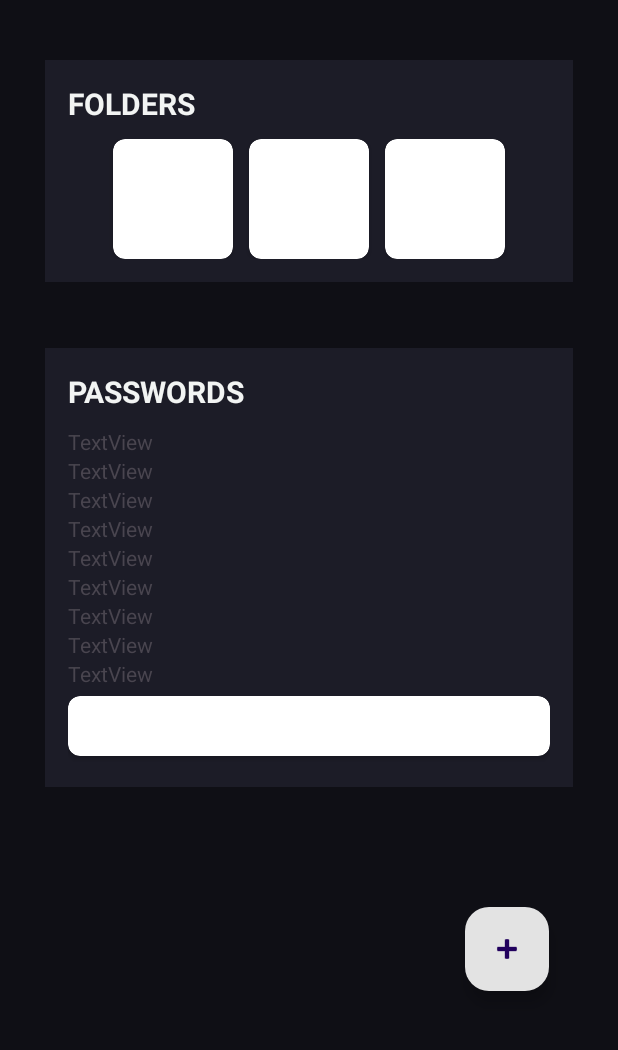
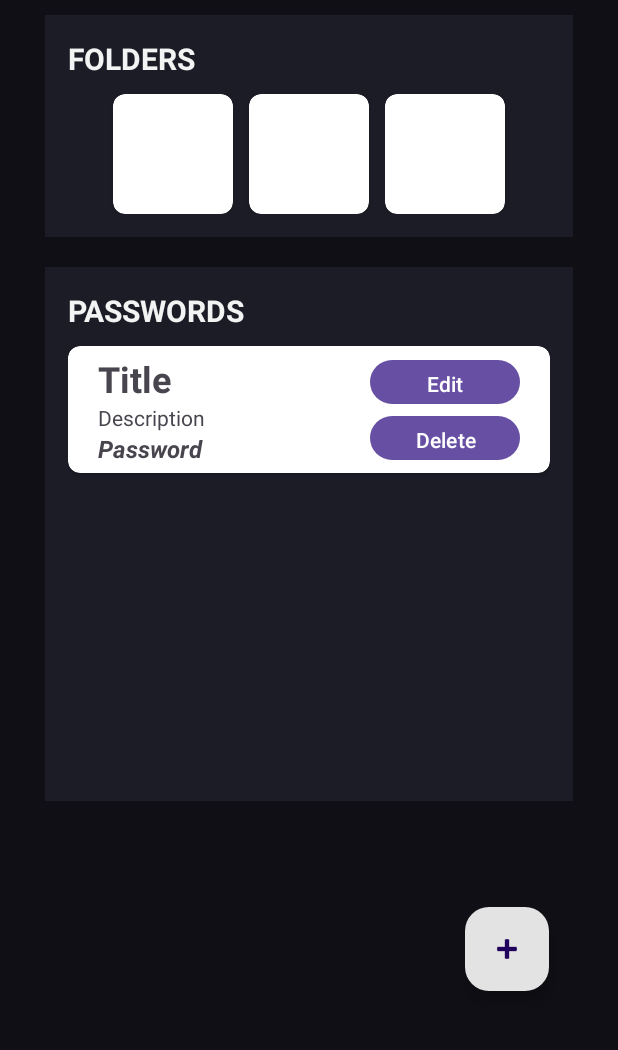
Before and after one commit to css-enjoyer/MP_Password-Manager, an Android app: the layout activity_main.xml on its own in the app's theme, with its tools: preview values and no code run, on a phone screen of 412 x 824 dp, the part 176-1226 px from its top. Run offline under Robolectric (Android 15) with nearby library versions, the phone set to English and light mode, and no system bars.

Commit message:
Add edit and delete buttons for password items

```diff
--- a/app/src/main/res/layout/activity_main.xml
+++ b/app/src/main/res/layout/activity_main.xml
@@ -31,7 +31,7 @@
         android:id="@+id/foldersLayout"
         android:layout_width="match_parent"
         android:layout_height="wrap_content"
-        android:layout_marginTop="40dp"
+        android:layout_marginTop="10dp"
         android:background="#1C1C27"
         android:gravity="center"
         android:orientation="vertical"
@@ -86,7 +86,7 @@
         android:id="@+id/passwordsLayout"
         android:layout_width="match_parent"
         android:layout_height="wrap_content"
-        android:layout_marginTop="44dp"
+        android:layout_marginTop="20dp"
         android:background="#1C1C27"
         android:gravity="center"
         android:orientation="vertical"
@@ -112,13 +112,6 @@
             android:orientation="vertical"
             app:layoutManager="androidx.recyclerview.widget.LinearLayoutManager"
             tools:listitem="@layout/password_layout"/>
-        <androidx.cardview.widget.CardView
-            android:layout_width="match_parent"
-            android:layout_height="40dp"
-            android:layout_marginTop="5dp"
-            android:layout_marginBottom="5dp"
-            android:background="#E3E3E3"
-            app:cardCornerRadius="8dp"/>
     </LinearLayout>
 
     <com.google.android.material.floatingactionbutton.FloatingActionButton
--- a/app/src/main/res/layout/password_layout.xml
+++ b/app/src/main/res/layout/password_layout.xml
@@ -1,27 +1,76 @@
 <?xml version="1.0" encoding="utf-8"?>
 <LinearLayout xmlns:android="http://schemas.android.com/apk/res/android"
     xmlns:app="http://schemas.android.com/apk/res-auto"
-    android:layout_width="wrap_content"
-    android:layout_height="wrap_content"
+    android:layout_width="match_parent"
+    android:layout_height="match_parent"
+    android:layout_marginBottom="6dp"
     android:orientation="vertical">
 
+    <androidx.cardview.widget.CardView
+        android:layout_width="match_parent"
+        android:layout_height="wrap_content"
+        android:layout_marginBottom="5dp"
+        android:background="#E3E3E3"
+        app:cardCornerRadius="8dp">
+
+        <LinearLayout
+            android:layout_width="match_parent"
+            android:layout_height="match_parent"
+            android:gravity="center_horizontal|center_vertical"
+            android:paddingLeft="20dp"
+            android:paddingTop="5dp"
+            android:paddingRight="20dp"
+            android:paddingBottom="5dp">
+
+            <LinearLayout
+                android:layout_width="match_parent"
+                android:layout_height="wrap_content"
+                android:layout_weight="1"
+                android:orientation="vertical">
 
                 <TextView
                     android:id="@+id/titleTextView"
                     android:layout_width="match_parent"
                     android:layout_height="wrap_content"
-        android:text="TextView" />
+                    android:text="Title"
+                    android:textSize="24sp"
+                    android:textStyle="bold" />
 
                 <TextView
                     android:id="@+id/descTextView"
                     android:layout_width="match_parent"
                     android:layout_height="wrap_content"
-        android:text="TextView" />
+                    android:text="Description" />
 
                 <TextView
                     android:id="@+id/passwordTextView"
                     android:layout_width="match_parent"
                     android:layout_height="wrap_content"
-        android:text="TextView" />
+                    android:text="Password"
+                    android:textAlignment="textStart"
+                    android:textSize="16sp"
+                    android:textStyle="bold|italic" />
+            </LinearLayout>
+
+            <LinearLayout
+                android:layout_width="wrap_content"
+                android:layout_height="match_parent"
+                android:gravity="center_horizontal|center_vertical"
+                android:orientation="vertical">
+
+                <Button
+                    android:id="@+id/editPasswordBtn"
+                    android:layout_width="100dp"
+                    android:layout_height="37dp"
+                    android:text="Edit" />
+
+                <Button
+                    android:id="@+id/delPasswordBtn"
+                    android:layout_width="100dp"
+                    android:layout_height="37dp"
+                    android:text="Delete" />
+            </LinearLayout>
 
         </LinearLayout>
+    </androidx.cardview.widget.CardView>
+</LinearLayout>
```
Lines whose indentation alone changed are shown as unchanged.
